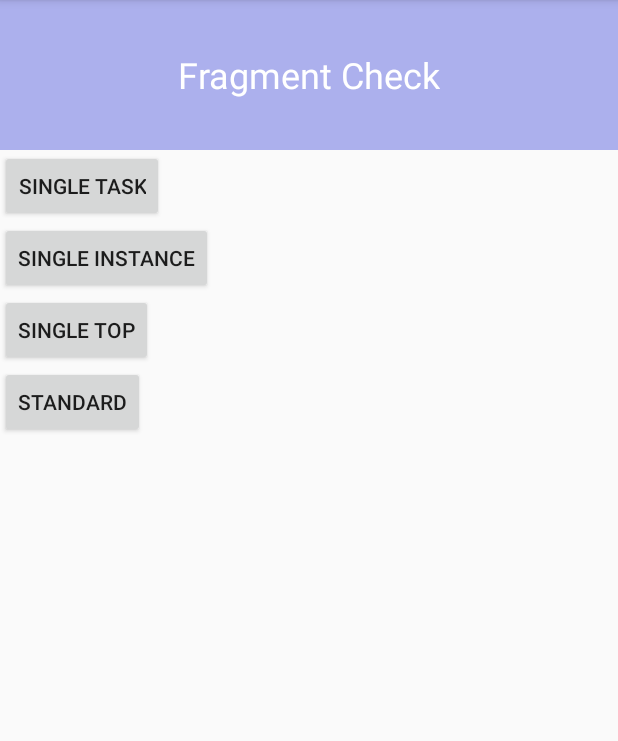
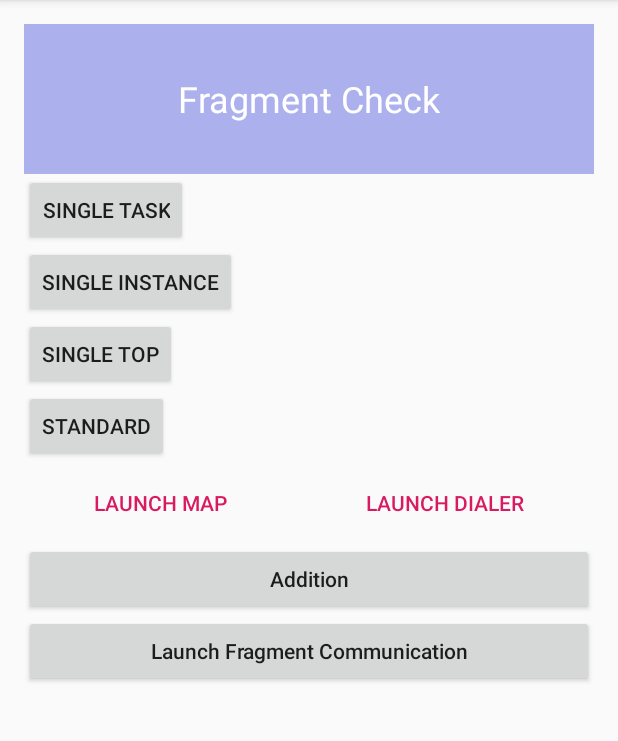
Before and after one commit to meta-jai-garg/android-training, an Android app: the screen it shows after launch (MainActivity), on a phone screen of 412 x 824 dp, the part 84-825 px from its top. Run offline under Robolectric (Android 15) with nearby library versions, the phone set to English and light mode, and no system bars.

Commit message:
Communication Between Activities and Fragment | Remaining Fragment to Activity

```diff
--- a/HelloWorld/app/src/main/AndroidManifest.xml
+++ b/HelloWorld/app/src/main/AndroidManifest.xml
@@ -27,7 +27,9 @@
             android:launchMode="singleTop" />
         <activity
             android:name=".StandardActivity"
-            android:launchMode="standard"></activity>
+            android:launchMode="standard" />
+        <activity android:name=".AdditionActivity" />
+        <activity android:name=".FragmentCommunicationActivity"></activity>
     </application>
 
 </manifest>
--- /dev/null
+++ b/HelloWorld/app/src/main/java/com/metacube/helloworld/Communicator.java
@@ -0,0 +1,5 @@
+package com.metacube.helloworld;
+
+public interface Communicator {
+    void respond(String data);
+}
--- a/HelloWorld/app/src/main/java/com/metacube/helloworld/MainActivity.java
+++ b/HelloWorld/app/src/main/java/com/metacube/helloworld/MainActivity.java
@@ -1,16 +1,25 @@
 package com.metacube.helloworld;
 
+import android.app.Activity;
 import android.content.Intent;
+import android.database.Cursor;
+import android.net.Uri;
 import android.os.Bundle;
+import android.provider.ContactsContract;
+import android.support.annotation.Nullable;
 import android.support.v7.app.AppCompatActivity;
 import android.util.Log;
 import android.view.View;
 import android.widget.Button;
+import android.widget.Toast;
 
 public class MainActivity extends AppCompatActivity {
 
     private static final String TAG = "1234";
-    private Button singleInstance, singleTask, singleTop, standard;
+    private static final int PICK_CONTACT_REQUEST = 2;
+    private static final int GET_FRAGMENT_DATA = 3;
+    private Button singleInstance, singleTask, singleTop, standard, launchMapBtn,
+            launchDialerBtn, additionBtn, launchFragmentBtn;
 
     @Override
     protected void onCreate(Bundle savedInstanceState) {
@@ -30,6 +39,10 @@ public class MainActivity extends AppCompatActivity {
         singleTask = findViewById(R.id.singleTask);
         singleTop = findViewById(R.id.singleTop);
         standard = findViewById(R.id.standard);
+        launchMapBtn = findViewById(R.id.launchMapBtn);
+        launchDialerBtn = findViewById(R.id.launchDialerBtn);
+        additionBtn = findViewById(R.id.additionBtn);
+        launchFragmentBtn = findViewById(R.id.launchFragmentBtn);
     }
 
     /**
@@ -60,6 +73,60 @@ public class MainActivity extends AppCompatActivity {
                 startActivity(new Intent(getApplicationContext(), StandardActivity.class));
             }
         });
+        launchMapBtn.setOnClickListener(new View.OnClickListener() {
+            @Override
+            public void onClick(View v) {
+                Uri location = Uri.parse("geo:26.7891175,75.8250578?z=10");
+                startActivity(new Intent(Intent.ACTION_VIEW, location));
+            }
+        });
+
+        launchDialerBtn.setOnClickListener(new View.OnClickListener() {
+            @Override
+            public void onClick(View v) {
+                startActivityForResult(new Intent(Intent.ACTION_PICK, Uri.parse
+                        ("content://contacts")).setType(ContactsContract.CommonDataKinds.Phone
+                        .CONTENT_TYPE), PICK_CONTACT_REQUEST);
+            }
+        });
+
+        additionBtn.setOnClickListener(new View.OnClickListener() {
+            @Override
+            public void onClick(View v) {
+                startActivityForResult(new Intent(getApplicationContext(), AdditionActivity
+                        .class), 1);
+            }
+        });
+
+        launchFragmentBtn.setOnClickListener(new View.OnClickListener() {
+            @Override
+            public void onClick(View v) {
+                startActivity(new Intent(getApplicationContext(), FragmentCommunicationActivity
+                        .class));
+            }
+        });
+    }
+
+    @Override
+    protected void onActivityResult(int requestCode, int resultCode, @Nullable Intent data) {
+        if (requestCode == 1) {
+            if (resultCode == Activity.RESULT_OK) {
+                String addition = data.getStringExtra("addition");
+                Toast.makeText(this, addition, Toast.LENGTH_SHORT).show();
+            }
+        } else if (requestCode == PICK_CONTACT_REQUEST) {
+            if (resultCode == Activity.RESULT_OK) {
+                Uri contactUri = data.getData();
+                String[] projection = {ContactsContract.CommonDataKinds.Phone.NUMBER};
+                Cursor cursor = getContentResolver()
+                        .query(contactUri, projection, null, null, null);
+                cursor.moveToFirst();
+                int column = cursor.getColumnIndex(ContactsContract.CommonDataKinds.Phone.NUMBER);
+                String number = cursor.getString(column);
+                Toast.makeText(this, number, Toast.LENGTH_SHORT).show();
+
+            }
+        }
     }
 
     @Override
--- a/HelloWorld/app/src/main/res/layout/activity_main.xml
+++ b/HelloWorld/app/src/main/res/layout/activity_main.xml
@@ -5,6 +5,7 @@
     android:layout_width="match_parent"
     android:layout_height="match_parent"
     android:orientation="vertical"
+    android:padding="16dp"
     tools:context=".MainActivity">
 
     <fragment
@@ -37,4 +38,43 @@
         android:layout_height="wrap_content"
         android:text="@string/standard" />
 
+    <LinearLayout
+        style="?android:attr/buttonBarStyle"
+        android:layout_width="match_parent"
+        android:layout_height="wrap_content"
+        android:orientation="horizontal"
+        android:weightSum="2">
+
+        <Button
+            android:id="@+id/launchMapBtn"
+            style="?android:attr/buttonBarButtonStyle"
+            android:layout_width="wrap_content"
+            android:layout_height="wrap_content"
+            android:layout_weight="1"
+            android:text="@string/launch_map" />
+
+        <Button
+            android:id="@+id/launchDialerBtn"
+            style="?android:attr/buttonBarButtonStyle"
+            android:layout_width="wrap_content"
+            android:layout_height="wrap_content"
+            android:layout_weight="1"
+            android:text="@string/launch_dialer" />
+
+    </LinearLayout>
+
+    <Button
+        android:id="@+id/additionBtn"
+        android:layout_width="match_parent"
+        android:layout_height="wrap_content"
+        android:text="@string/addition"
+        android:textAllCaps="false" />
+
+    <Button
+        android:id="@+id/launchFragmentBtn"
+        android:layout_width="match_parent"
+        android:layout_height="wrap_content"
+        android:text="@string/launch_fragment"
+        android:textAllCaps="false" />
+
 </LinearLayout>
--- a/HelloWorld/app/src/main/res/values/strings.xml
+++ b/HelloWorld/app/src/main/res/values/strings.xml
@@ -8,4 +8,16 @@
     <string name="standard">Standard</string>
     <string name="single_top">Single Top</string>
     <string name="single_instance">Single Instance</string>
+    <string name="launch_map">Launch Map</string>
+    <string name="launch_dialer">Launch Dialer</string>
+    <string name="addition">Addition</string>
+    <string name="enter_first_number">Enter First Number</string>
+    <string name="enter_second_number">Enter Second Number</string>
+    <string name="add">Add</string>
+    <string name="launch_fragment">Launch Fragment Communication</string>
+
+    <!-- TODO: Remove or change this placeholder text -->
+    <string name="hello_blank_fragment">Hello blank fragment</string>
+    <string name="click_here">Click Here</string>
+    <string name="notify_fragment">Notify Fragment</string>
 </resources>
```
Also changed, not shown: HelloWorld/app/src/main/java/com/metacube/helloworld/AdditionActivity.java (added, +43 -0 lines), HelloWorld/app/src/main/java/com/metacube/helloworld/FirstFragment.java (added, +37 -0 lines), HelloWorld/app/src/main/java/com/metacube/helloworld/FragmentCommunicationActivity.java (added, +58 -0 lines), HelloWorld/app/src/main/java/com/metacube/helloworld/SecondFragment.java (added, +36 -0 lines), HelloWorld/app/src/main/res/layout/activity_addition.xml (added, +30 -0 lines), HelloWorld/app/src/main/res/layout/activity_fragment_communication.xml (added, +46 -0 lines), HelloWorld/app/src/main/res/layout/fragment_first.xml (added, +18 -0 lines), HelloWorld/app/src/main/res/layout/fragment_second.xml (added, +33 -0 lines).
